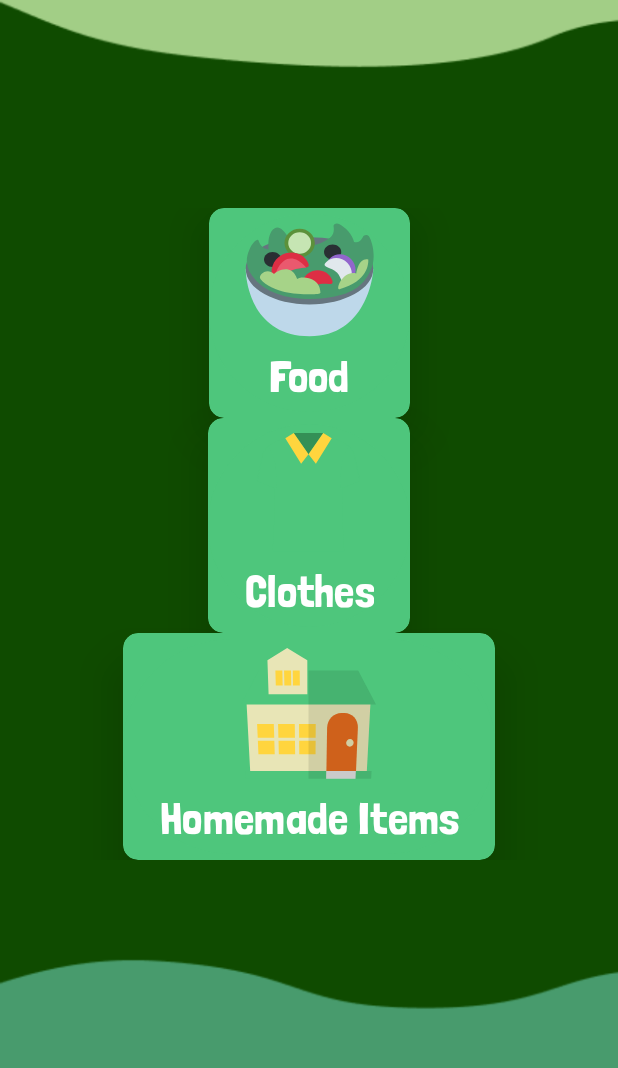
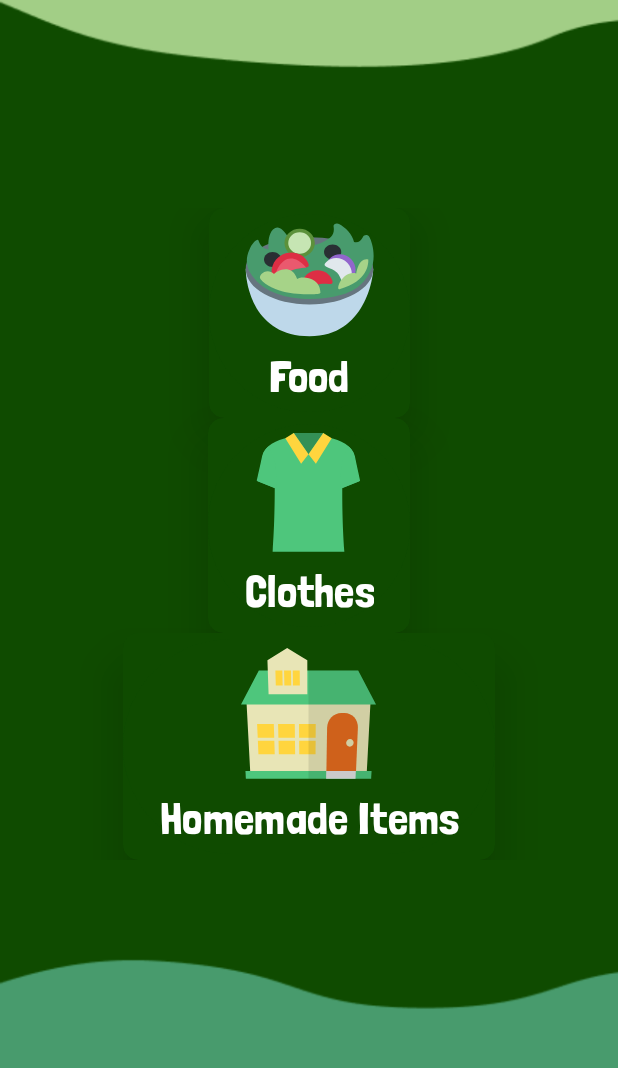
Before and after one commit to thomas1o/DTHomeFresh, an Android app: the CategoriesFragment screen opened through its navigation route, on a phone screen of 412 x 824 dp, the part 100-1168 px from its top. Run offline under Robolectric (Android 15) with nearby library versions, the phone set to English and light mode, and no system bars; our stand-ins replace data binding.

Commit message:
Made cards of green colour

```diff
--- a/app/src/main/java/com/example/dthomefresh/MainActivity.kt
+++ b/app/src/main/java/com/example/dthomefresh/MainActivity.kt
@@ -1,6 +1,8 @@
 package com.example.dthomefresh
 
+import android.content.Context
 import android.os.Bundle
+import android.os.Vibrator
 import androidx.appcompat.app.AppCompatActivity
 import androidx.databinding.DataBindingUtil
 import com.example.dthomefresh.databinding.ActivityMainBinding
@@ -14,6 +16,6 @@ class MainActivity : AppCompatActivity() {
 
         binding = DataBindingUtil.setContentView(this, R.layout.activity_main)
 
-//        val vibrator = getSystemService(Context.VIBRATOR_SERVICE) as Vibrator
+        val vibrator = getSystemService(Context.VIBRATOR_SERVICE) as Vibrator
     }
 }
--- a/app/src/main/java/com/example/dthomefresh/onboarding/OnboardingFragment.kt
+++ b/app/src/main/java/com/example/dthomefresh/onboarding/OnboardingFragment.kt
@@ -1,9 +1,12 @@
 package com.example.dthomefresh.onboarding
 
+import android.content.Context
 import android.os.Bundle
+import android.os.Vibrator
 import android.view.LayoutInflater
 import android.view.View
 import android.view.ViewGroup
+import androidx.core.content.ContextCompat.getSystemService
 import androidx.databinding.DataBindingUtil
 import androidx.fragment.app.Fragment
 import androidx.navigation.Navigation
--- a/app/src/main/res/layout/fragment_categories.xml
+++ b/app/src/main/res/layout/fragment_categories.xml
@@ -67,7 +67,7 @@
             android:layout_width="wrap_content"
             android:layout_height="wrap_content"
             android:layout_marginBottom="10dp"
-            android:backgroundTint="@color/green_light"
+            android:backgroundTint="@color/green_dark"
             app:cardCornerRadius="10dp"
             app:cardElevation="20dp"
             app:layout_constraintEnd_toEndOf="parent"
@@ -78,7 +78,7 @@
                 android:id="@+id/button_food"
                 android:layout_width="wrap_content"
                 android:layout_height="wrap_content"
-                android:backgroundTint="@color/green_light"
+                android:backgroundTint="@color/green_dark"
                 android:drawableTop="@drawable/food_icon"
                 android:fontFamily="@font/londrina_solid_regular"
                 android:text="@string/food"
@@ -95,7 +95,7 @@
             android:layout_width="wrap_content"
             android:layout_height="wrap_content"
             android:layout_marginBottom="10dp"
-            android:backgroundTint="@color/green_light"
+            android:backgroundTint="@color/green_dark"
             app:cardCornerRadius="10dp"
             app:cardElevation="20dp"
             app:layout_constraintEnd_toEndOf="parent"
@@ -106,7 +106,7 @@
                 android:id="@+id/button_clothes"
                 android:layout_width="wrap_content"
                 android:layout_height="wrap_content"
-                android:backgroundTint="@color/green_light"
+                android:backgroundTint="@color/green_dark"
                 android:drawableTop="@drawable/clothes_icon"
                 android:fontFamily="@font/londrina_solid_regular"
                 android:text="@string/clothes"
@@ -123,7 +123,7 @@
             android:id="@+id/cardView_3"
             android:layout_width="wrap_content"
             android:layout_height="wrap_content"
-            android:backgroundTint="@color/green_light"
+            android:backgroundTint="@color/green_dark"
             app:cardCornerRadius="10dp"
             app:cardElevation="20dp"
             app:layout_constraintEnd_toEndOf="parent"
@@ -134,7 +134,7 @@
                 android:id="@+id/button_homemade_items"
                 android:layout_width="wrap_content"
                 android:layout_height="wrap_content"
-                android:backgroundTint="@color/green_light"
+                android:backgroundTint="@color/green_dark"
                 android:drawableTop="@drawable/home_icon"
                 android:fontFamily="@font/londrina_solid_regular"
                 android:text="@string/homemade_items"
```
